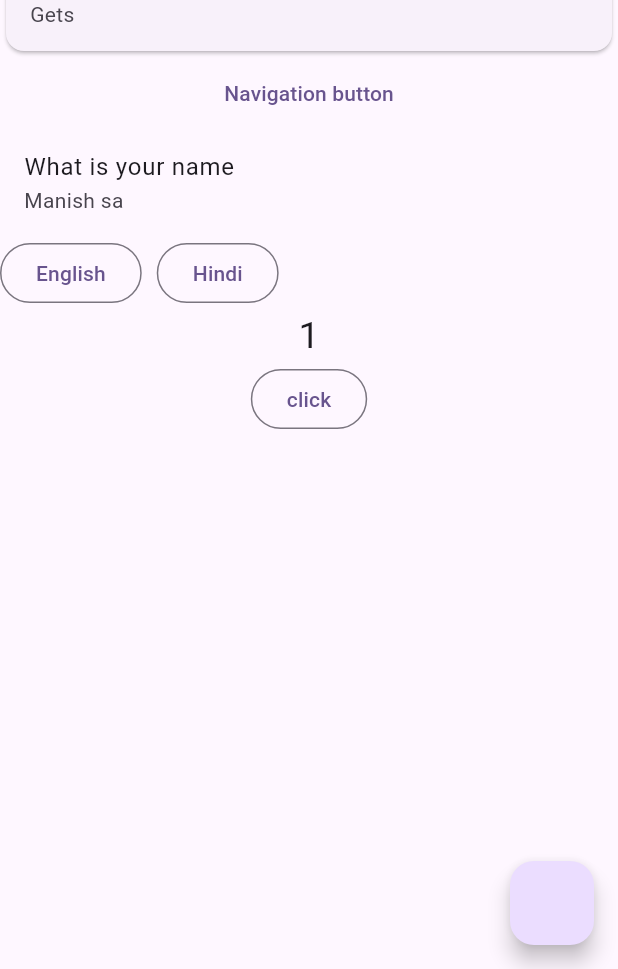
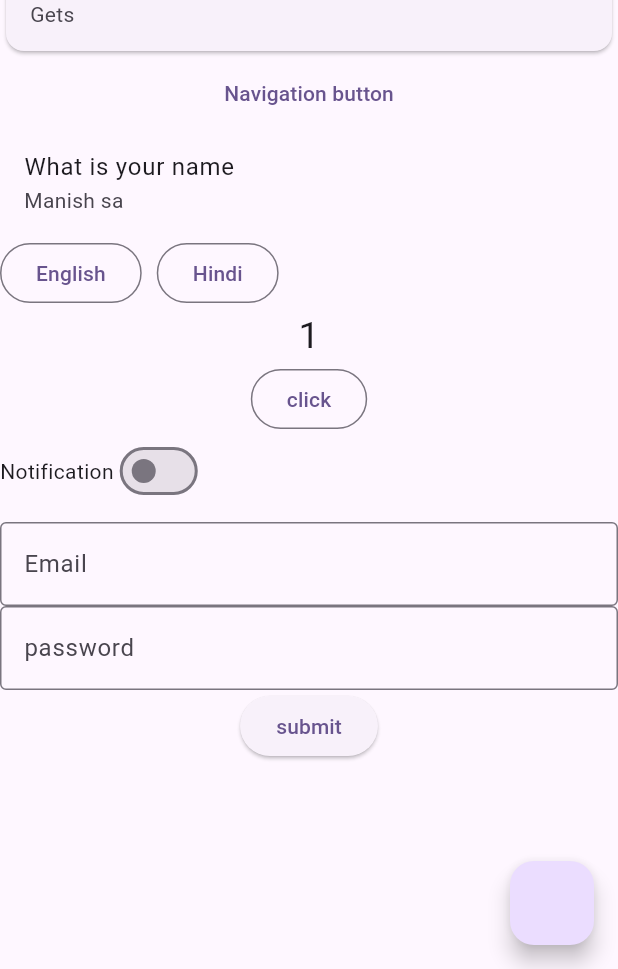
Before and after one commit to Manishs2261/Getx, a Flutter app: the screen it shows after launch, on a phone screen of 412 x 824 dp, the part 267-1236 px from its top. Run offline on Flutter 3.47's test engine with Material 2 defaults, Android fonts, the light colour scheme and no system bars; our stand-ins replace get.

Commit message:
login getx use

```diff
--- a/lib/src/controller/getcontrollerr_one.dart
+++ b/lib/src/controller/getcontrollerr_one.dart
@@ -3,9 +3,17 @@ import 'package:get/get.dart';
 class CounterController extends GetxController{
 
   RxInt count = 1.obs;
+  RxBool notification = false.obs;
 
   incrementCounter(){
     count.value++;
   }
 
+
+  setNotification(bool value){
+
+    notification.value = value;
+
+  }
+
 }
--- /dev/null
+++ b/lib/src/controller/logincontroller.dart
@@ -0,0 +1,42 @@
+import 'dart:convert';
+
+import 'package:flutter/cupertino.dart';
+import 'package:get/get.dart';
+import 'package:http/http.dart';
+
+class LoginController extends GetxController{
+
+  final emailController = TextEditingController().obs;
+  final passwordController = TextEditingController().obs;
+  RxBool loading = false.obs;
+
+  void loginApi()async{
+      loading.value = true;
+ try{
+
+   final response = await post(Uri.parse('https://reqres.in/api/login'),
+       body: {
+         'email' :emailController.value.text,
+         'password':passwordController.value.text
+       });
+
+   var data = jsonDecode(response.body);
+
+   if(response.statusCode == 200){
+     loading.value = false;
+     print(response.statusCode);
+     Get.snackbar("Login Successful", 'sdj');
+   }else{
+     loading.value = false;
+     Get.snackbar("Login faild", 'error');
+   }
+
+
+ }catch(e){
+   loading.value = false;
+   throw e;
+ }
+
+
+  }
+}
--- a/lib/src/home/homescreen.dart
+++ b/lib/src/home/homescreen.dart
@@ -1,7 +1,11 @@
+
+
 import 'package:flutter/material.dart';
 import 'package:get/get.dart';
 import 'package:getxuse/src/controller/getcontrollerr_one.dart';
 import 'package:getxuse/src/home/home_one.dart';
+
+import '../controller/logincontroller.dart';
 class HomePage extends StatefulWidget {
   const HomePage({super.key});
 
@@ -12,6 +16,8 @@ class HomePage extends StatefulWidget {
 class _HomePageState extends State<HomePage> {
 
   final CounterController controller  = Get.put(CounterController());
+  final LoginController loginController = Get.put(LoginController());
+
 
 
 
@@ -28,7 +34,8 @@ class _HomePageState extends State<HomePage> {
         },
       ),
 
-      body: Column(
+      body: SingleChildScrollView(
+        child: Column(
           children: [
 
 
@@ -137,9 +144,44 @@ class _HomePageState extends State<HomePage> {
 
               controller.incrementCounter();
 
-            }, child: Text("click"))
+              }, child: Text("click")),
+
+            //===============two =============
+
+            Row(
+              children: [
+                Text("Notification"),
+                Obx(() =>  Switch(value:controller.notification.value , onChanged: (value){
+
+                  controller.setNotification(value);
+                }))
+              ],
+            ),
+            SizedBox(height: 10,),
+            TextFormField(
+              controller: loginController.emailController.value,
+              decoration: InputDecoration(
+                hintText: "Email",
+                border: OutlineInputBorder()
+              ),
+            ),
+            TextFormField(
+              controller: loginController.passwordController.value,
+              decoration: InputDecoration(
+                hintText: "password",
+                border: OutlineInputBorder()
+              ),
+            ),
+
+            ElevatedButton(onPressed: (){
+              loginController.loginApi();
+            }, child:Obx((){
+            return  loginController.loading.value ? CircularProgressIndicator():Text("submit");
+            }) ),
+
 
           ],
+        ),
       ),
     );
   }
--- a/pubspec.yaml
+++ b/pubspec.yaml
@@ -36,6 +36,7 @@ dependencies:
   # Use with the CupertinoIcons class for iOS style icons.
   cupertino_icons: ^1.0.2
   get: ^4.6.5
+  http: ^1.1.0
 
 dev_dependencies:
   flutter_test:
```
Also changed, not shown: pubspec.lock. Lines whose indentation alone changed are shown as unchanged.
